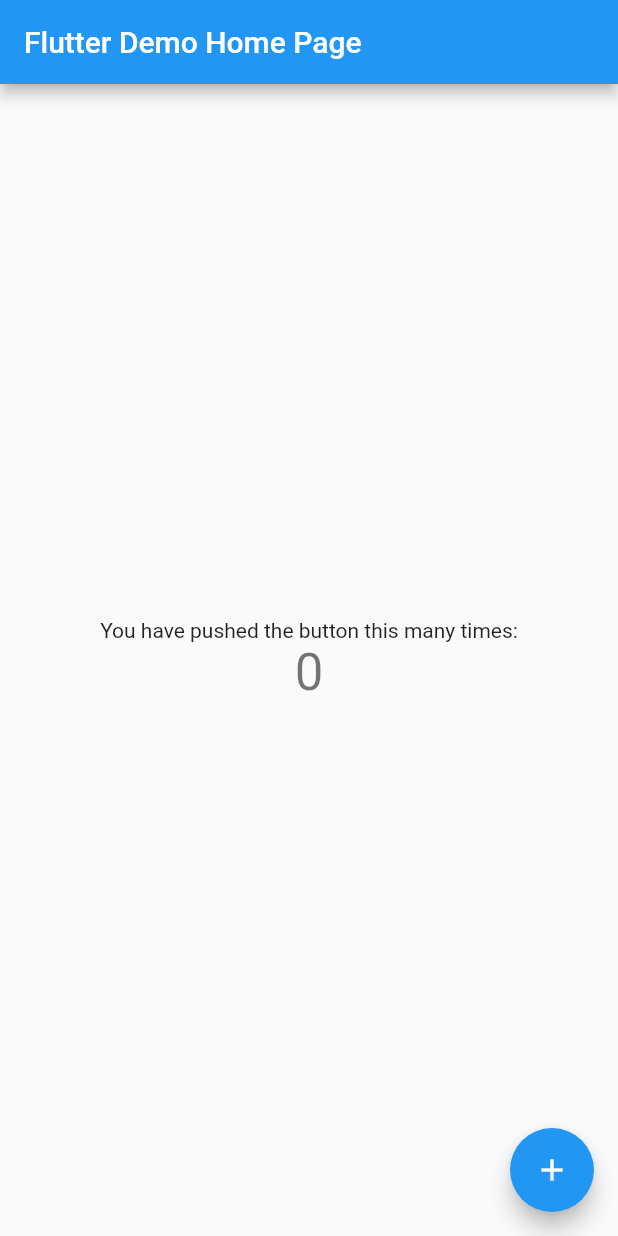
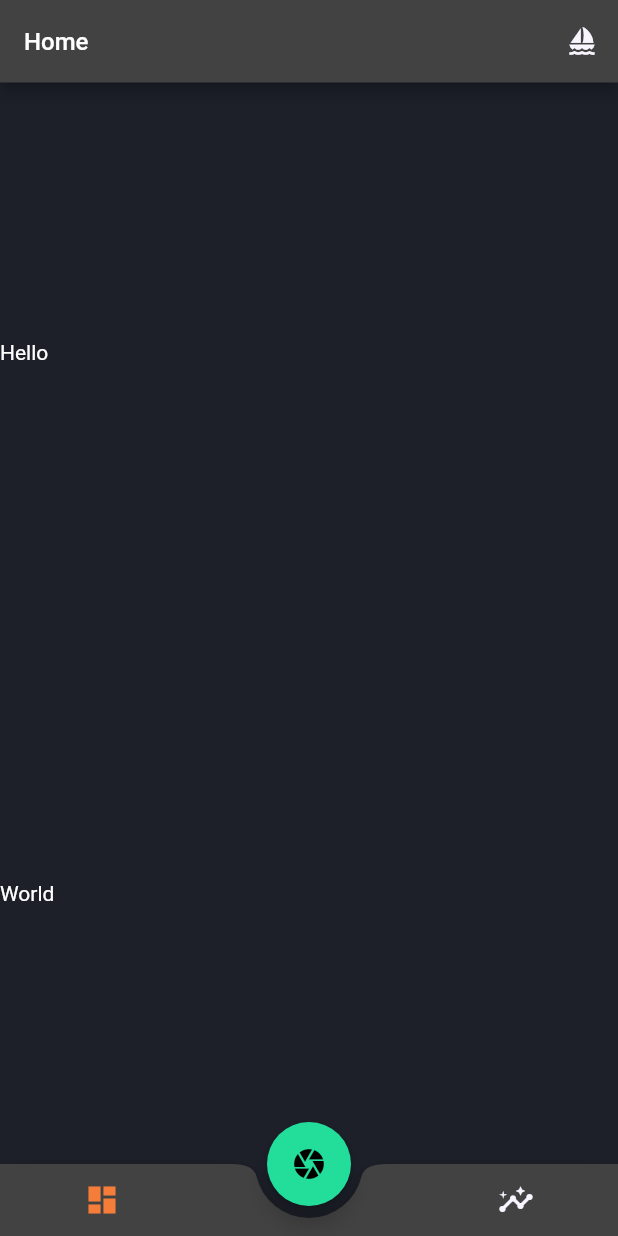
Before and after one commit to gabsn/aspect-mobile-app, a Flutter app: the screen it shows after launch, on a phone screen of 412 x 824 dp. Run offline on Flutter 3.47's test engine with Material 2 defaults, Android fonts, the phone set to English and light mode, and no system bars.

Commit message:
- Project Folder Structure - App Skeleton

```diff
--- a/lib/main.dart
+++ b/lib/main.dart
@@ -1,4 +1,22 @@
+/// --------------------------------------------------
+/// main.dart
+/// -> where it all begins ...
+/// --------------------------------------------------
+///
+/// Imports ------------------------------------------
+///External
+
+import 'package:aspect_mobile_app/view/screens/main/main_screen.dart';
 import 'package:flutter/material.dart';
+import 'package:provider/provider.dart';
+
+/// View
+import 'package:aspect_mobile_app/view_model/screens_view_model.dart';
+
+/// Model
+import 'package:aspect_mobile_app/model/constants/constants.dart';
+
+/// Imports ------------------------------------------
 
 void main() {
   runApp(const MyApp());
@@ -24,92 +42,36 @@ class MyApp extends StatelessWidget {
         // is not restarted.
         primarySwatch: Colors.blue,
       ),
-      home: const MyHomePage(title: 'Flutter Demo Home Page'),
+      home: const AspectMobileApp(),
     );
   }
 }
 
-class MyHomePage extends StatefulWidget {
-  const MyHomePage({Key? key, required this.title}) : super(key: key);
+class AspectMobileApp extends StatelessWidget {
+  final String title = kAppTitle;
+  //late bool isUserAuthenticated;
+  final bool isUserAuthenticated = false;
 
-  // This widget is the home page of your application. It is stateful, meaning
-  // that it has a State object (defined below) that contains fields that affect
-  // how it looks.
-
-  // This class is the configuration for the state. It holds the values (in this
-  // case the title) provided by the parent (in this case the App widget) and
-  // used by the build method of the State. Fields in a Widget subclass are
-  // always marked "final".
-
-  final String title;
-
-  @override
-  State<MyHomePage> createState() => _MyHomePageState();
-}
-
-class _MyHomePageState extends State<MyHomePage> {
-  int _counter = 0;
-
-  void _incrementCounter() {
-    setState(() {
-      // This call to setState tells the Flutter framework that something has
-      // changed in this State, which causes it to rerun the build method below
-      // so that the display can reflect the updated values. If we changed
-      // _counter without calling setState(), then the build method would not be
-      // called again, and so nothing would appear to happen.
-      _counter++;
-    });
-  }
+  const AspectMobileApp({Key? key}) : super(key: key);
 
   @override
   Widget build(BuildContext context) {
-    // This method is rerun every time setState is called, for instance as done
-    // by the _incrementCounter method above.
-    //
-    // The Flutter framework has been optimized to make rerunning build methods
-    // fast, so that you can just rebuild anything that needs updating rather
-    // than having to individually change instances of widgets.
-    return Scaffold(
-      appBar: AppBar(
-        // Here we take the value from the MyHomePage object that was created by
-        // the App.build method, and use it to set our appbar title.
-        title: Text(widget.title),
+    return MultiProvider(
+      providers: [
+        ChangeNotifierProvider(
+          create: (context) => ScreensChangeNotifier(),
+        ),
+      ],
+      child: MaterialApp(
+        theme: ThemeData.dark().copyWith(
+          primaryColor: kStyleGuideColorViolet, //Color(0xFF0A0E21),
+          scaffoldBackgroundColor: kStyleGuideColorOnyx, //Color(0xFF0A0D21),
+        ),
+        initialRoute: MainScreen.id,
+        routes: {
+          MainScreen.id: (context) => const MainScreen(title: kAppTitle),
+        }, //MainScreen(title: title),
       ),
-      body: Center(
-        // Center is a layout widget. It takes a single child and positions it
-        // in the middle of the parent.
-        child: Column(
-          // Column is also a layout widget. It takes a list of children and
-          // arranges them vertically. By default, it sizes itself to fit its
-          // children horizontally, and tries to be as tall as its parent.
-          //
-          // Invoke "debug painting" (press "p" in the console, choose the
-          // "Toggle Debug Paint" action from the Flutter Inspector in Android
-          // Studio, or the "Toggle Debug Paint" command in Visual Studio Code)
-          // to see the wireframe for each widget.
-          //
-          // Column has various properties to control how it sizes itself and
-          // how it positions its children. Here we use mainAxisAlignment to
-          // center the children vertically; the main axis here is the vertical
-          // axis because Columns are vertical (the cross axis would be
-          // horizontal).
-          mainAxisAlignment: MainAxisAlignment.center,
-          children: <Widget>[
-            const Text(
-              'You have pushed the button this many times:',
-            ),
-            Text(
-              '$_counter',
-              style: Theme.of(context).textTheme.headline4,
-            ),
-          ],
-        ),
-      ),
-      floatingActionButton: FloatingActionButton(
-        onPressed: _incrementCounter,
-        tooltip: 'Increment',
-        child: const Icon(Icons.add),
-      ), // This trailing comma makes auto-formatting nicer for build methods.
     );
   }
 }
--- /dev/null
+++ b/lib/model/constants/constants.dart
@@ -0,0 +1,43 @@
+/// --------------------------------------------------
+/// constants.dart
+///
+/// -> all App constants go here
+/// --------------------------------------------------
+
+/// Imports ------------------------------------------
+import 'package:flutter/material.dart';
+
+/// Imports ------------------------------------------
+
+const kAppTitle = 'Aspect Flutter App';
+
+//Basic App Colors
+const kStyleGuideColorViolet = Color.fromRGBO(117, 108, 210, 1.0);
+const kStyleGuideColorLightBlue = Color.fromRGBO(123, 232, 242, 1.0);
+const kStyleGuideColorRed = Color.fromRGBO(225, 55, 103, 1.0);
+const kStyleGuideColorOrange = Color.fromRGBO(244, 125, 58, 1.0);
+const kStyleGuideColorGreen = Color.fromRGBO(34, 222, 154, 1.0);
+const kStyleGuideColorBlue = Color.fromRGBO(80, 141, 247, 1.0);
+const kStyleGuideColorOnyx = Color.fromRGBO(29, 32, 41, 1.0);
+const kStyleGuideColorDarkGrey = Color.fromRGBO(38, 41, 52, 1.0);
+const kStyleGuideColorLightGrey = Color.fromRGBO(116, 119, 129, 1.0);
+const kStyleGuideColorWhite = Color.fromRGBO(248, 245, 255, 1.0);
+
+//Bottom Navigation Styling -------------------------------------
+const kNavigationButtonColorSelected = Colors.pinkAccent;
+const kNavigationButtonColor = Colors.white;
+const kNavigationIconHome = Icon(Icons.dashboard);
+const kNavigationIconStatistics = Icon(Icons.insights);
+const kNavigationIconGames = Icon(Icons.sports_esports);
+const kNavigationIconProfile = Icon(Icons.account_circle);
+//Bottom Navigation Styling -------------------------------------
+
+const kAddGameSheetColor = kStyleGuideColorViolet;
+
+const kAddGameModalBoxDecoration = BoxDecoration(
+  color: kAddGameSheetColor,
+  borderRadius: BorderRadius.only(
+    topLeft: Radius.circular(20.0),
+    topRight: Radius.circular(20.0),
+  ),
+);
--- /dev/null
+++ b/lib/view/screens/home/home_screen.dart
@@ -0,0 +1,72 @@
+/// --------------------------------------------------
+/// home_screen.dart
+///
+/// -> App landing page
+/// -> Shows most recent minted NFT's from Aspect marketplace
+/// --------------------------------------------------
+///
+/// Imports ------------------------------------------
+/// External
+import 'package:flutter/material.dart';
+import 'package:provider/provider.dart';
+
+/// View Model
+import 'package:aspect_mobile_app/view_model/screens_view_model.dart';
+
+/// View
+import 'package:aspect_mobile_app/view/screens/home/home_screen.dart';
+
+import 'package:aspect_mobile_app/view/widgets/appbar_widget.dart';
+
+///Model
+
+/// Imports ------------------------------------------
+
+class HomeScreen extends StatefulWidget {
+  const HomeScreen({Key? key}) : super(key: key);
+
+  @override
+  State<HomeScreen> createState() => _HomeScreenState();
+}
+
+class _HomeScreenState extends State<HomeScreen> {
+  @override
+  void initState() {
+    try {
+      super.initState();
+    } catch (e) {
+      throw Exception(e.toString());
+    }
+  }
+
+  @override
+  Widget build(context) {
+    try {
+      return WillPopScope(
+        onWillPop: () async => false,
+        child: Consumer<ScreensChangeNotifier>(
+          builder: (context, gameDataManager, _) {
+            return Scaffold(
+              appBar: const AppBarWidget(
+                title: 'Home',
+              ),
+              body: SafeArea(
+                  child: Column(
+                mainAxisAlignment: MainAxisAlignment.spaceAround,
+                crossAxisAlignment: CrossAxisAlignment.start,
+                children: const [
+                  Text('Hello'),
+                  Text('World'),
+                ],
+              )
+                  //LoadDataStatisticsScreenWidget(),
+                  ),
+            );
+          },
+        ),
+      );
+    } catch (e) {
+      throw Exception(e.toString());
+    }
+  }
+}
--- /dev/null
+++ b/lib/view/screens/main/main_screen.dart
@@ -0,0 +1,74 @@
+/// --------------------------------------------------
+/// main_screen.dart
+///
+/// -> App screens container including:
+///    -> App body
+///    -> Bottom Navigation
+/// --------------------------------------------------
+///
+/// Imports ------------------------------------------
+///External
+
+import 'package:flutter/material.dart';
+import 'package:provider/provider.dart';
+
+/// Model
+import 'package:aspect_mobile_app/model/constants/constants.dart';
+
+/// View
+import 'package:aspect_mobile_app/view/widgets/tabbar_material_widget.dart';
+import 'package:aspect_mobile_app/view/screens/camera/camera_screen.dart';
+
+///View Model
+import 'package:aspect_mobile_app/view_model/screens_view_model.dart';
+
+/// Imports ------------------------------------------
+
+class MainScreen extends StatelessWidget {
+  static const String id = 'main_screen';
+  final String title;
+
+  const MainScreen({
+    required this.title,
+  });
+
+  @override
+  Widget build(BuildContext context) {
+    try {
+      return Consumer<ScreensChangeNotifier>(
+        builder: (context, screenChange, child) {
+          return Scaffold(
+            extendBody: true,
+            body: screenChange.activePage(screenChange.pageIndex),
+            bottomNavigationBar: TabBarMaterialWidget(
+              index: screenChange.pageIndex,
+              onChangedTab: (index) => screenChange.setIndex(index: index),
+              key: UniqueKey(), //onChangedTabLocal,
+            ),
+            floatingActionButton: FloatingActionButton(
+              child: const Icon(Icons.camera),
+              backgroundColor: kStyleGuideColorGreen,
+              disabledElevation: 10.0,
+              onPressed: () async {
+                var retval = await showModalBottomSheet(
+                  context: context,
+                  builder: (context) => const CameraScreen(),
+                  isScrollControlled: true,
+                  enableDrag: true,
+                );
+
+                if (retval == 'reset') {
+                  //Do something
+                }
+              },
+            ),
+            floatingActionButtonLocation:
+                FloatingActionButtonLocation.centerDocked,
+          );
+        },
+      );
+    } catch (e) {
+      throw Exception(e.toString());
+    }
+  }
+}
--- /dev/null
+++ b/lib/view/screens/nft/nft_collection_screen.dart
@@ -0,0 +1,72 @@
+/// --------------------------------------------------
+/// nft_collection_screen.dart
+///
+/// -> App landing page
+/// -> Shows most recent minted NFT's from Aspect marketplace
+/// --------------------------------------------------
+///
+/// Imports ------------------------------------------
+/// External
+import 'package:flutter/material.dart';
+import 'package:provider/provider.dart';
+
+/// View Model
+import 'package:aspect_mobile_app/view_model/screens_view_model.dart';
+
+/// View
+import 'package:aspect_mobile_app/view/screens/home/home_screen.dart';
+
+import 'package:aspect_mobile_app/view/widgets/appbar_widget.dart';
+
+///Model
+
+/// Imports ------------------------------------------
+
+class NFTCollectionScreen extends StatefulWidget {
+  const NFTCollectionScreen({Key? key}) : super(key: key);
+
+  @override
+  State<NFTCollectionScreen> createState() => _NFTCollectionScreenState();
+}
+
+class _NFTCollectionScreenState extends State<NFTCollectionScreen> {
+  @override
+  void initState() {
+    try {
+      super.initState();
+    } catch (e) {
+      throw Exception(e.toString());
+    }
+  }
+
+  @override
+  Widget build(context) {
+    try {
+      return WillPopScope(
+        onWillPop: () async => false,
+        child: Consumer<ScreensChangeNotifier>(
+          builder: (context, gameDataManager, _) {
+            return Scaffold(
+              appBar: const AppBarWidget(
+                title: 'Home',
+              ),
+              body: SafeArea(
+                  child: Column(
+                mainAxisAlignment: MainAxisAlignment.spaceAround,
+                crossAxisAlignment: CrossAxisAlignment.start,
+                children: const [
+                  Text('Hello'),
+                  Text('World'),
+                ],
+              )
+                  //LoadDataStatisticsScreenWidget(),
+                  ),
+            );
+          },
+        ),
+      );
+    } catch (e) {
+      throw Exception(e.toString());
+    }
+  }
+}
--- /dev/null
+++ b/lib/view/widgets/appbar_widget.dart
@@ -0,0 +1,55 @@
+/// --------------------------------------------------
+/// appbar_widget.dart
+///
+/// -> custom App Bar
+/// --------------------------------------------------
+///
+/// Imports ------------------------------------------
+/// External
+import 'package:flutter/material.dart';
+
+/// Model
+import 'package:aspect_mobile_app/model/constants/constants.dart';
+
+/// View
+import 'package:provider/provider.dart';
+
+/// Imports ------------------------------------------
+///
+class AppBarWidget extends StatelessWidget with PreferredSizeWidget {
+  final String title;
+
+  const AppBarWidget({
+    Key? key,
+    required this.title,
+  }) : super(key: key);
+
+  @override
+  Widget build(BuildContext context) {
+    try {
+      return PreferredSize(
+        preferredSize: const Size.fromHeight(50.0),
+        child: AppBar(
+          title: Text(
+            title,
+            style: const TextStyle(fontSize: 16),
+          ),
+          automaticallyImplyLeading: false,
+          actions: [
+            IconButton(
+              onPressed: () {},
+              icon: const Icon(Icons.sailing),
+              color: kStyleGuideColorWhite,
+              iconSize: 20,
+            )
+          ],
+        ),
+      );
+    } catch (e) {
+      throw Exception(e.toString());
+    }
+  }
+
+  @override
+  Size get preferredSize => const Size.fromHeight(55);
+}
--- /dev/null
+++ b/lib/view/widgets/tabbar_material_widget.dart
@@ -0,0 +1,88 @@
+/// --------------------------------------------------
+/// tabbar_material_widget.dart
+///
+/// -> Bottom Navigation Tab Bar
+/// --------------------------------------------------
+///
+/// Imports ------------------------------------------
+/// External
+import 'package:flutter/material.dart';
+
+/// Model
+import 'package:aspect_mobile_app/model/constants/constants.dart';
+
+/// Imports ------------------------------------------
+
+class TabBarMaterialWidget extends StatelessWidget {
+  final int index;
+  final ValueChanged<int> onChangedTab;
+
+  const TabBarMaterialWidget({
+    required this.index,
+    required this.onChangedTab,
+    required Key key,
+  }) : super(key: key);
+
+  @override
+  Widget build(BuildContext context) {
+    try {
+      const placeholder = Opacity(
+        opacity: 0,
+        child: IconButton(icon: Icon(Icons.no_cell), onPressed: null),
+      );
+
+      return BottomAppBar(
+        shape: const CircularNotchedRectangle(),
+        notchMargin: 8,
+        child: Row(
+          mainAxisAlignment: MainAxisAlignment.spaceEvenly,
+          children: [
+            buildTabItem(
+              index: 0,
+              icon: kNavigationIconHome,
+            ),
+            placeholder,
+            placeholder,
+            buildTabItem(
+              index: 1,
+              icon: kNavigationIconStatistics,
+            )
+
+            /*       buildTabItem(
+              index: 2,
+              icon: kNavigationIconGames,
+            ),
+            buildTabItem(
+              index: 3,
+              icon: kNavigationIconProfile,
+            )*/
+            ,
+          ],
+        ),
+      );
+    } catch (e) {
+      throw Exception(e.toString());
+    }
+  }
+
+  Widget buildTabItem({
+    required int index,
+    required Icon icon,
+  }) {
+    try {
+      final isSelected = index == this.index;
+
+      return IconTheme(
+        data: IconThemeData(
+          color: isSelected ? kStyleGuideColorOrange : kStyleGuideColorWhite,
+        ),
+        child: IconButton(
+          icon: icon,
+          onPressed: () => this.onChangedTab(index),
+        ),
+      );
+    } catch (e) {
+      throw Exception(e.toString());
+    }
+  }
+}
--- /dev/null
+++ b/lib/view_model/screens_view_model.dart
@@ -0,0 +1,46 @@
+/// --------------------------------------------------
+/// screens_view_model.dart
+///
+/// -> all business logic and state related code for all screens loaded through main screen
+/// --------------------------------------------------
+///
+/// Imports ------------------------------------------
+///
+/// External
+import 'dart:async';
+import 'package:flutter/material.dart';
+
+/// Model
+
+/// View
+import 'package:aspect_mobile_app/view/screens/home/home_screen.dart';
+import 'package:aspect_mobile_app/view/screens/nft/nft_collection_screen.dart';
+
+/// Imports ------------------------------------------
+
+class ScreensChangeNotifier extends ChangeNotifier {
+  late int _index = 0;
+
+  final _pages = <Widget>[HomeScreen(), NFTCollectionScreen()];
+
+  int get pageIndex {
+    return _index;
+  }
+
+  Widget activePage(int index) {
+    try {
+      return _pages[index];
+    } catch (e) {
+      throw Exception(e.toString());
+    }
+  }
+
+  void setIndex({required int index}) {
+    try {
+      _index = index;
+      notifyListeners();
+    } catch (e) {
+      throw Exception(e.toString());
+    }
+  }
+}
--- a/pubspec.yaml
+++ b/pubspec.yaml
@@ -34,6 +34,7 @@ dependencies:
   # The following adds the Cupertino Icons font to your application.
   # Use with the CupertinoIcons class for iOS style icons.
   cupertino_icons: ^1.0.2
+  provider: ^6.0.3
 
 dev_dependencies:
   flutter_test:
```
Also changed, not shown: pubspec.lock.
